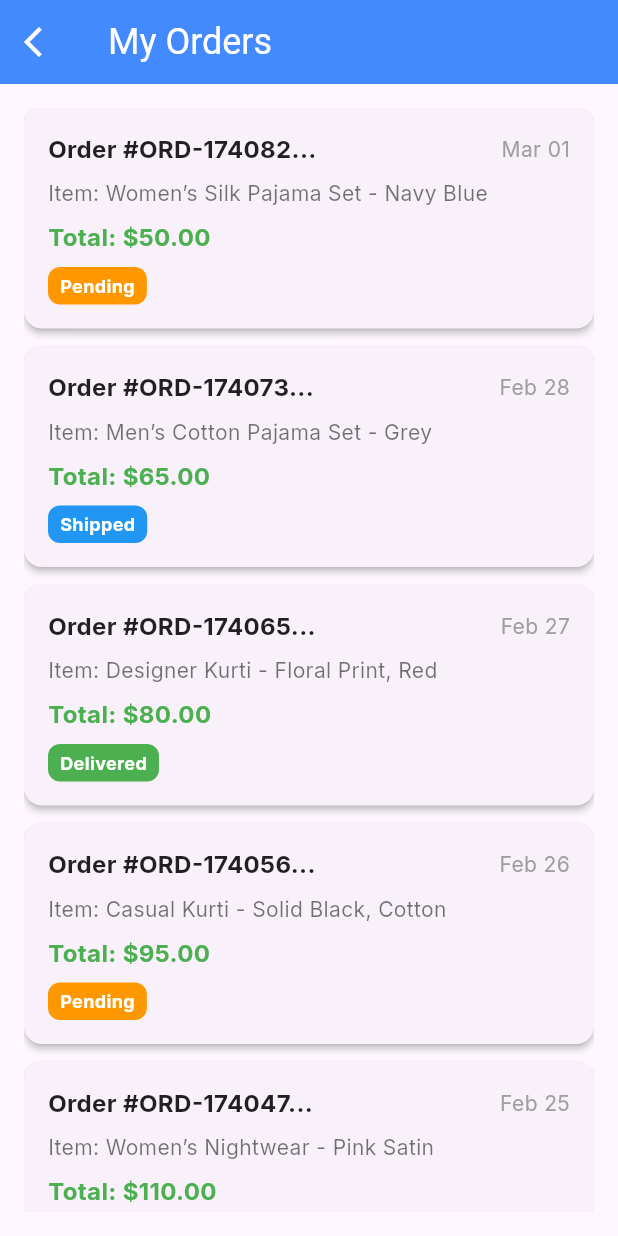
After one commit to dhimanLove/Takeitt, a Flutter app: the Account screen opened by its route, after a tap on "My Orders", on a phone screen of 412 x 824 dp. The commit adds this screen. Run offline on Flutter 3.47's test engine with Material 3 defaults, Android fonts, the phone set to English and light mode, and no system bars; our stand-ins replace cached_network_image, cloud_firestore, firebase_auth, firebase_core, flutter_cache_manager, flutter_dotenv and 16 more; missing offline and left inert: gradient_icon; accounts and stored records are empty; network calls fail; Roboto replaces fonts that are missing (Ubuntu).

Commit message:
The Updated My oRders and major bug fixing

```diff
--- a/lib/Bottomnavpages/Account.dart
+++ b/lib/Bottomnavpages/Account.dart
@@ -4,6 +4,7 @@ import 'package:get/get.dart';
 import 'package:firebase_auth/firebase_auth.dart' as firebase_auth;
 import 'package:google_fonts/google_fonts.dart';
 import 'package:supabase_flutter/supabase_flutter.dart';
+import 'package:takeittt/Bottomnavpages/Account/Myorders.dart';
 import 'package:takeittt/Bottomnavpages/Account/QuestandAns.dart';
 import 'package:takeittt/Bottomnavpages/Account/Wishlist.dart';
 import 'package:takeittt/Bottomnavpages/Account/review.dart';
@@ -219,7 +220,9 @@ class _AccountState extends State<Account> {
                 leading: const Icon(Icons.shopping_cart),
                 title: const Text('My Orders'),
                 trailing: const Icon(Icons.arrow_forward_ios),
-                onTap: () {},
+                onTap: () {
+                 Get.to(MyOrdersScreen());
+                },
               ),
               ListTile(
                 leading: const Icon(Icons.favorite),
--- /dev/null
+++ b/lib/Bottomnavpages/Account/Myorders.dart
@@ -0,0 +1,143 @@
+import 'package:flutter/material.dart';
+import 'package:get/get.dart';
+import 'package:intl/intl.dart';
+import 'package:google_fonts/google_fonts.dart';
+
+class MyOrdersScreen extends StatelessWidget {
+  MyOrdersScreen({super.key});
+
+
+  List<Map<String, dynamic>> get mockOrders => List.generate(
+    10,
+        (index) => {
+      'orderId': 'ORD-${DateTime.now().subtract(Duration(days: index)).millisecondsSinceEpoch ~/ 1000}',
+      'date': DateTime.now().subtract(Duration(days: index)),
+      'totalAmount': 50.0 + (index * 15),
+      'status': ['Pending', 'Shipped', 'Delivered'][index % 3],
+      'items': [_getRandomClothingItem(index)],
+    },
+  );
+
+  String _getRandomClothingItem(int index) {
+    final clothingItems = [
+      'Women’s Silk Pajama Set - Navy Blue',
+      'Men’s Cotton Pajama Set - Grey',
+      'Designer Kurti - Floral Print, Red',
+      'Casual Kurti - Solid Black, Cotton',
+      'Women’s Nightwear - Pink Satin',
+      'Men’s Lounge Wear - Black Track Pants',
+      'Ethnic Kurta Set - Maroon, Cotton',
+      'Women’s Sleepwear - Lavender, Soft Fabric',
+      'Men’s Pyjama Bottoms - Checkered Blue',
+      'Traditional Kurti - Embroidered, Green',
+    ];
+    return clothingItems[index % clothingItems.length];
+  }
+
+  Color _getStatusColor(String status) {
+    return switch (status) {
+      'Pending' => Colors.orange,
+      'Shipped' => Colors.blue,
+      'Delivered' => Colors.green,
+      _ => Colors.grey,
+    };
+  }
+
+  @override
+  Widget build(BuildContext context) {
+    return Scaffold(
+      appBar: AppBar(
+        title: Text(
+          'My Orders',
+          style: GoogleFonts.ubuntu(
+            fontSize: 24,
+            color: Colors.white,
+          ),
+        ),
+        backgroundColor: Colors.blueAccent,
+        elevation: 0,
+        leading: IconButton(
+          icon: const Icon(Icons.arrow_back_ios, color: Colors.white),
+          onPressed: () => Get.back(),
+        ),
+      ),
+      body: Padding(
+        padding: const EdgeInsets.all(16.0),
+        child: ListView.builder(
+          itemCount: mockOrders.length,
+          itemBuilder: (context, index) {
+            final order = mockOrders[index];
+            return Card(
+              margin: const EdgeInsets.only(bottom: 12),
+              elevation: 2,
+              shape: RoundedRectangleBorder(
+                borderRadius: BorderRadius.circular(12),
+              ),
+              child: Padding(
+                padding: const EdgeInsets.all(16.0),
+                child: Column(
+                  crossAxisAlignment: CrossAxisAlignment.start,
+                  children: [
+                    Row(
+                      mainAxisAlignment: MainAxisAlignment.spaceBetween,
+                      children: [
+                        Text(
+                          'Order #${order['orderId'].substring(0, 10)}...',
+                          style: GoogleFonts.inter(
+                            fontSize: 16,
+                            fontWeight: FontWeight.bold,
+                            color: Colors.black87,
+                          ),
+                        ),
+                        Text(
+                          DateFormat('MMM dd').format(order['date']),
+                          style: GoogleFonts.inter(
+                            fontSize: 14,
+                            color: Colors.grey,
+                          ),
+                        ),
+                      ],
+                    ),
+                    const SizedBox(height: 8),
+                    Text(
+                      'Item: ${order['items'].first}',
+                      style: GoogleFonts.inter(
+                        fontSize: 14,
+                        color: Colors.black54,
+                      ),
+                    ),
+                    const SizedBox(height: 8),
+                    Text(
+                      'Total: \$${order['totalAmount'].toStringAsFixed(2)}',
+                      style: GoogleFonts.inter(
+                        fontSize: 16,
+                        fontWeight: FontWeight.bold,
+                        color: Colors.green,
+                      ),
+                    ),
+                    const SizedBox(height: 8),
+                    Container(
+                      padding: const EdgeInsets.symmetric(horizontal: 8, vertical: 4),
+                      decoration: BoxDecoration(
+                        color: _getStatusColor(order['status']),
+                        borderRadius: BorderRadius.circular(8),
+                      ),
+                      child: Text(
+                        order['status'],
+                        style: GoogleFonts.inter(
+                          fontSize: 12,
+                          color: Colors.white,
+                          fontWeight: FontWeight.bold,
+                        ),
+                      ),
+                    ),
+                  ],
+                ),
+              ),
+            );
+          },
+        ),
+      ),
+    );
+  }
+}
--- a/lib/Bottomnavpages/Account/Wishlist.dart
+++ b/lib/Bottomnavpages/Account/Wishlist.dart
@@ -9,12 +9,12 @@ class WishlistScreen extends StatefulWidget {
 
 class _WishlistScreenState extends State<WishlistScreen> {
   final storage = GetStorage();
-  List wishlistItems = []; // Remove 'late' and initialize with empty list
+  List wishlistItems = [];
 
   @override
   void initState() {
     super.initState();
-    // Load wishlist items from storage when the widget initializes
+
     wishlistItems = List.from(storage.read('Fav_products') ?? []);
   }
 
--- a/lib/Bottomnavpages/products/Tv.dart
+++ b/lib/Bottomnavpages/products/Tv.dart
@@ -83,7 +83,7 @@ class _TvState extends State<Tv> {
     final product = {
       'name': 'Samsung LCD',
       'imageUrl': 'https://www.figma.com/file/4fsrPVHqwtxNSPbVMPcchJ/image/462a73798c40c255812e19897c08f9831a88c4f0',
-      'price': '1200', // Updated to match the UI price ($1200)
+      'price': '1200',
       'quantity': 1,
     };
 
--- a/lib/components/Homepage_row2.dart
+++ b/lib/components/Homepage_row2.dart
@@ -184,9 +184,9 @@ class _HomepageRow2State extends State<HomepageRow2> {
                         height: Get.height * 0.11,
                         width: Get.width * 0.3,
                         child: Hero(
-                          tag: 'Slkincare',
+                          tag: 'Skincare',
                           child: FadeInImage(
-                            placeholder: AssetImage('assets/placeholder.png'),
+                            placeholder:NetworkImage('https://cdn0.iconfinder.com/data/icons/workly-startup-work-environment-character/256/2._Work_In_Beanbag.png'),
                             image: AssetImage('lib/Assets/cosmetic.png'),
                             fadeInDuration: Duration(milliseconds: 300),
                           ),
```
Also changed, not shown: lib/Auth/Authentication.dart (+3 -35 lines), lib/Bottomnavpages/Cart.dart (+6 -2 lines), lib/Bottomnavpages/products/Mobiles.dart (+16 -8 lines), lib/Bottomnavpages/products/Skincare.dart (+8 -9 lines), lib/components/continuegoogle.dart (+34 -38 lines).
